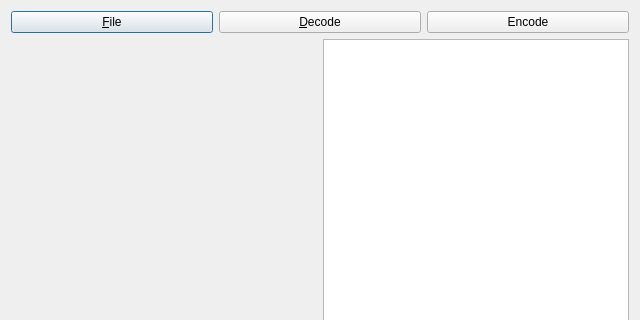
The window that qrdialog.ui (alenstar/qrtools) describes before a commit, drawn with Qt 5; both pictures show x 0 to 640 and y 0 to 320 of the 640 by 480 pixel window.
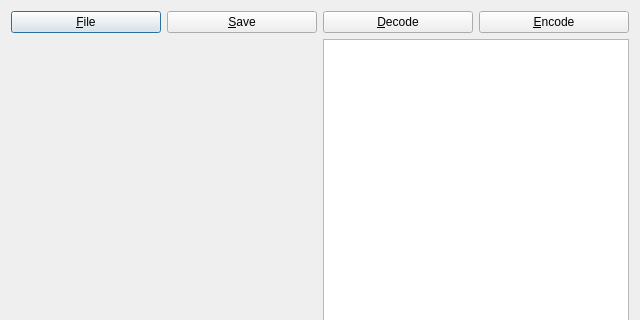
The same window after the commit.

What changed in the file:
```diff
--- a/qrdialog.ui
+++ b/qrdialog.ui
@@ -23,6 +23,13 @@
        </property>
       </widget>
      </item>
+     <item>
+      <widget class="QPushButton" name="btnSave">
+       <property name="text">
+        <string>&amp;Save</string>
+       </property>
+      </widget>
+     </item>
      <item>
       <widget class="QPushButton" name="btnDecode">
        <property name="text">
@@ -33,7 +40,7 @@
      <item>
       <widget class="QPushButton" name="btnEncode">
        <property name="text">
-        <string>Encode</string>
+        <string>&amp;Encode</string>
        </property>
       </widget>
      </item>
```
